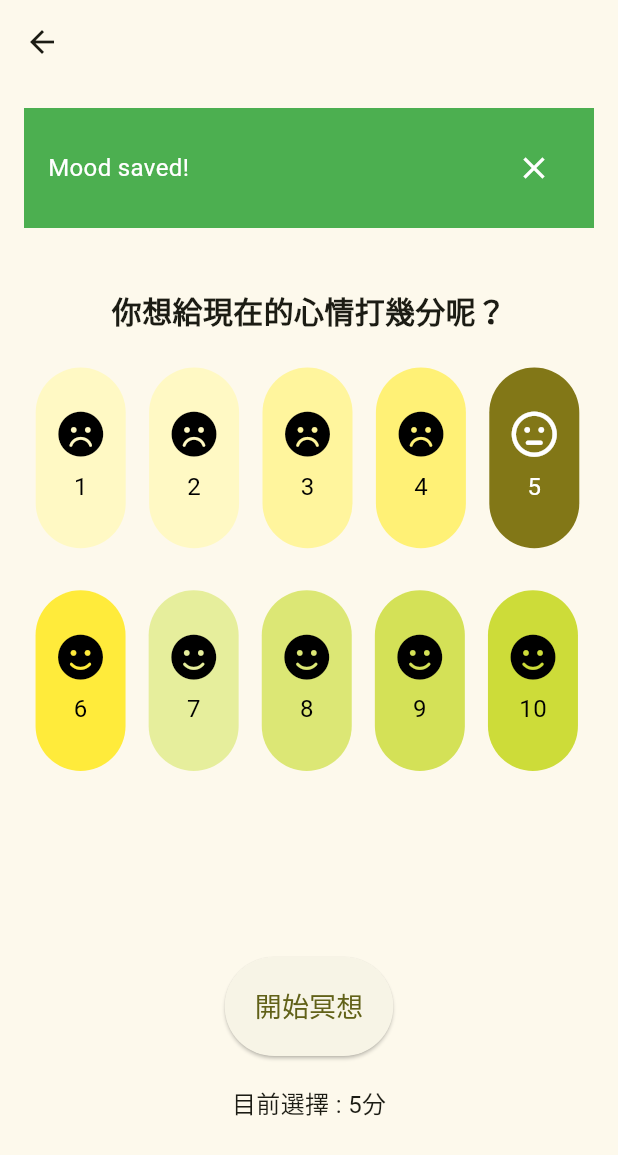
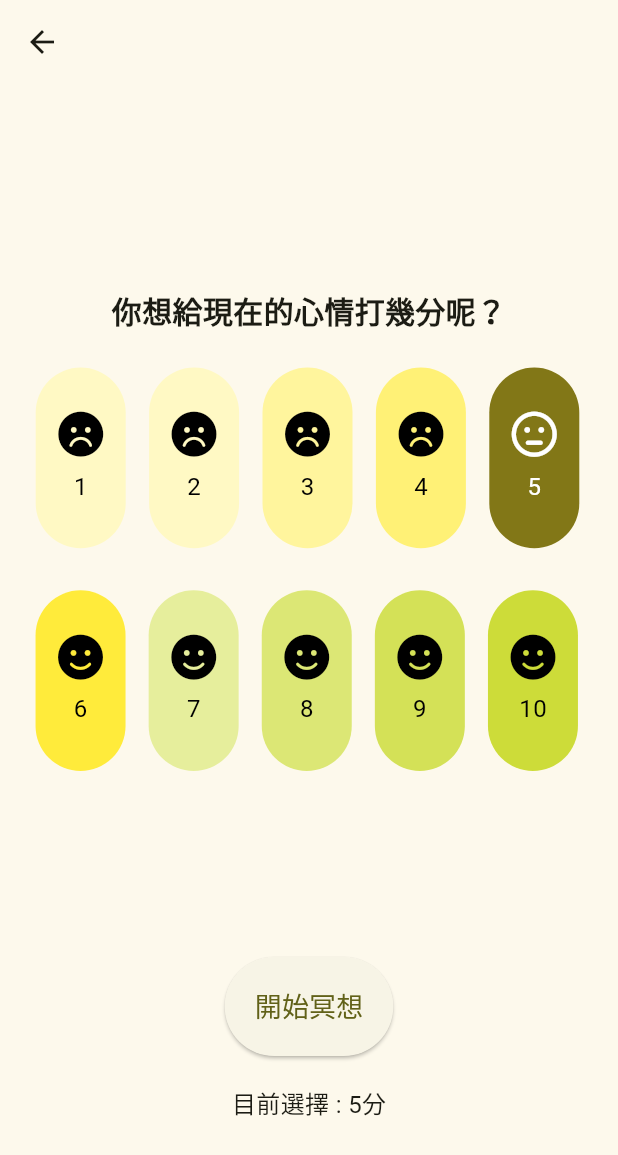
Before and after one commit to bacon-cy/2024Spring-CourseProject-Mind-Tracker, a Flutter app: the MoodPage screen opened by its route, after a tap on "儲存心情分數", on a phone screen of 412 x 824 dp. Shown: the top 1155 px of the screen. Run offline on Flutter 3.47's test engine with Material 3 defaults, Android fonts, the phone set to English and light mode, and no system bars; our stand-ins replace font_awesome_flutter, get, just_audio, rxdart, syncfusion_flutter_charts, table_calendar; missing offline and left inert: flutter_sound_lite, record.

Commit message:
fix navigate bug

```diff
--- a/lib/memo.dart
+++ b/lib/memo.dart
@@ -97,6 +97,12 @@ class _MemoPageState extends State<MemoPage> {
         title: Text("冥想紀錄"),
         centerTitle: true,
         backgroundColor: Theme.of(context).colorScheme.onPrimary,
+        leading: IconButton(
+          onPressed: (){
+            Navigator.pushReplacementNamed(context, "/start");
+          },
+          icon: Icon(Icons.arrow_back_outlined),
+        ),
       ),
       body: Column(
         // mainAxisAlignment: MainAxisAlignment.spaceBetween,
--- a/lib/mood_page.dart
+++ b/lib/mood_page.dart
@@ -238,7 +238,7 @@ class _MoodPageState extends State<MoodPage> with RouteAware {
     MoodDataStorage().addPreMeditationMoodData(_selectedMood);
 
     // Show the message for 3 seconds
-    Future.delayed(Duration(seconds: 3), () {
+    Future.delayed(Duration(seconds: 1), () {
       setState(() {
         _showMessage = false;
       });
--- a/pubspec.yaml
+++ b/pubspec.yaml
@@ -43,6 +43,7 @@ dependencies:
   syncfusion_flutter_charts: ^26.1.38
   chinese_font_library: ^1.0.1
   shared_preferences: ^2.2.2
+  flutter_launcher_icons: ^0.13.1
 
   # The following adds the Cupertino Icons font to your application.
   # Use with the CupertinoIcons class for iOS style icons.
@@ -61,6 +62,11 @@ dev_dependencies:
   # package. See that file for information about deactivating specific lint
   # rules and activating additional ones.
   flutter_lints: ^3.0.0
+
+flutter_launcher_icons:
+  android: true
+  ios: ture
+  image_path: "assets/play_store_512.png"
 
 # For information on the generic Dart part of this file, see the
 # following page: https://dart.dev/tools/pub/pubspec
```
Also changed, not shown: assets/play_store_512.png (added), pubspec.lock, 6 other files.
